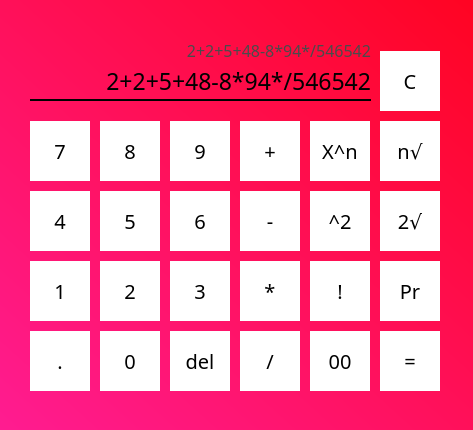
This is src/res/calc1.ui in xmarshka/ivs_project_2_SIGSEGV as Qt 5 draws it before an edit. The edited form follows.
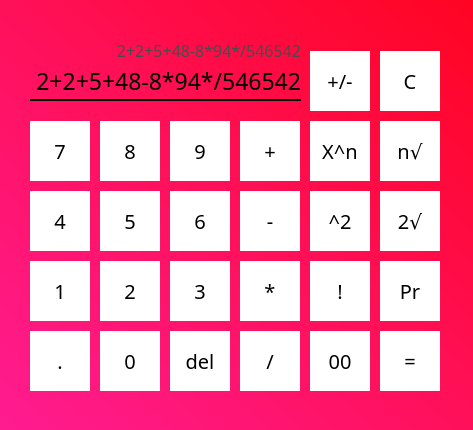
This is the edited form.

Patch:
```diff
--- a/src/res/calc1.ui
+++ b/src/res/calc1.ui
@@ -659,7 +659,7 @@
     <rect>
      <x>30</x>
      <y>60</y>
-     <width>341</width>
+     <width>271</width>
      <height>41</height>
     </rect>
    </property>
@@ -691,7 +691,7 @@
     <rect>
      <x>30</x>
      <y>90</y>
-     <width>341</width>
+     <width>271</width>
      <height>20</height>
     </rect>
    </property>
@@ -722,9 +722,9 @@
   <widget class="QLabel" name="prevScreen">
    <property name="geometry">
     <rect>
-     <x>90</x>
+     <x>30</x>
      <y>30</y>
-     <width>281</width>
+     <width>271</width>
      <height>41</height>
     </rect>
    </property>
@@ -752,6 +752,29 @@
     <set>Qt::AlignRight|Qt::AlignTrailing|Qt::AlignVCenter</set>
    </property>
   </widget>
+  <widget class="QPushButton" name="switchSign">
+   <property name="geometry">
+    <rect>
+     <x>310</x>
+     <y>51</y>
+     <width>60</width>
+     <height>60</height>
+    </rect>
+   </property>
+   <property name="font">
+    <font>
+     <family>Century Gothic</family>
+     <pointsize>15</pointsize>
+    </font>
+   </property>
+   <property name="styleSheet">
+    <string notr="true">border: none;
+background-color: rgb(255, 255, 255);</string>
+   </property>
+   <property name="text">
+    <string>+/-</string>
+   </property>
+  </widget>
  </widget>
  <resources/>
  <connections/>
```
Left out of the diff: 2 changed lines with no effect on the pictures.
